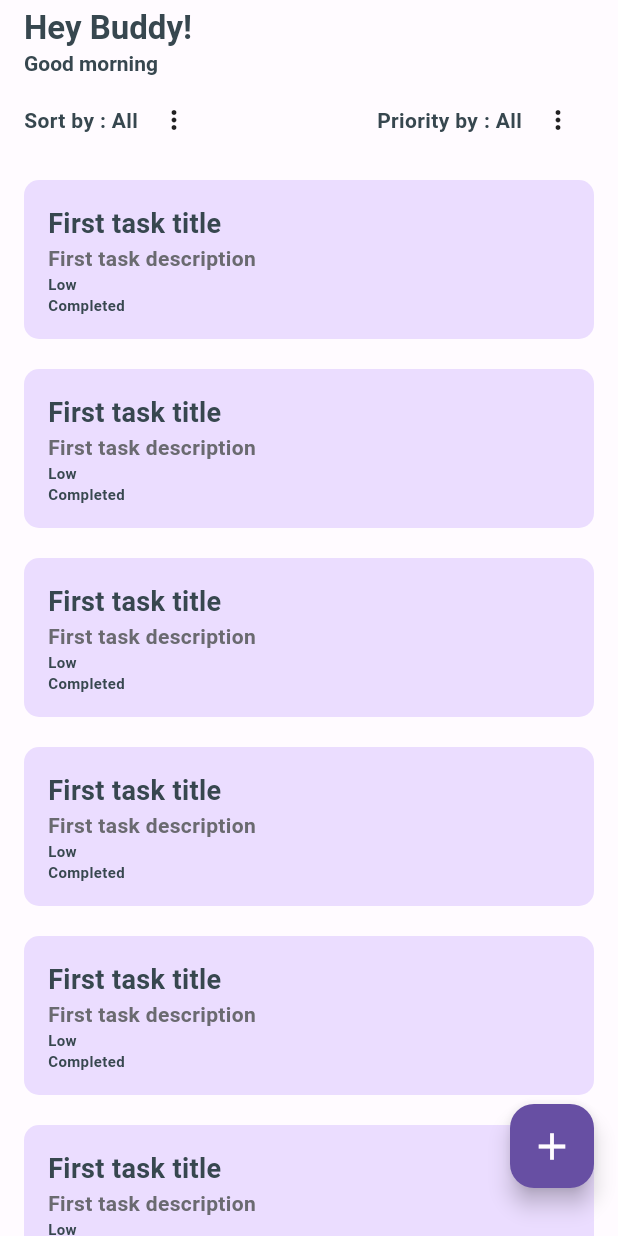
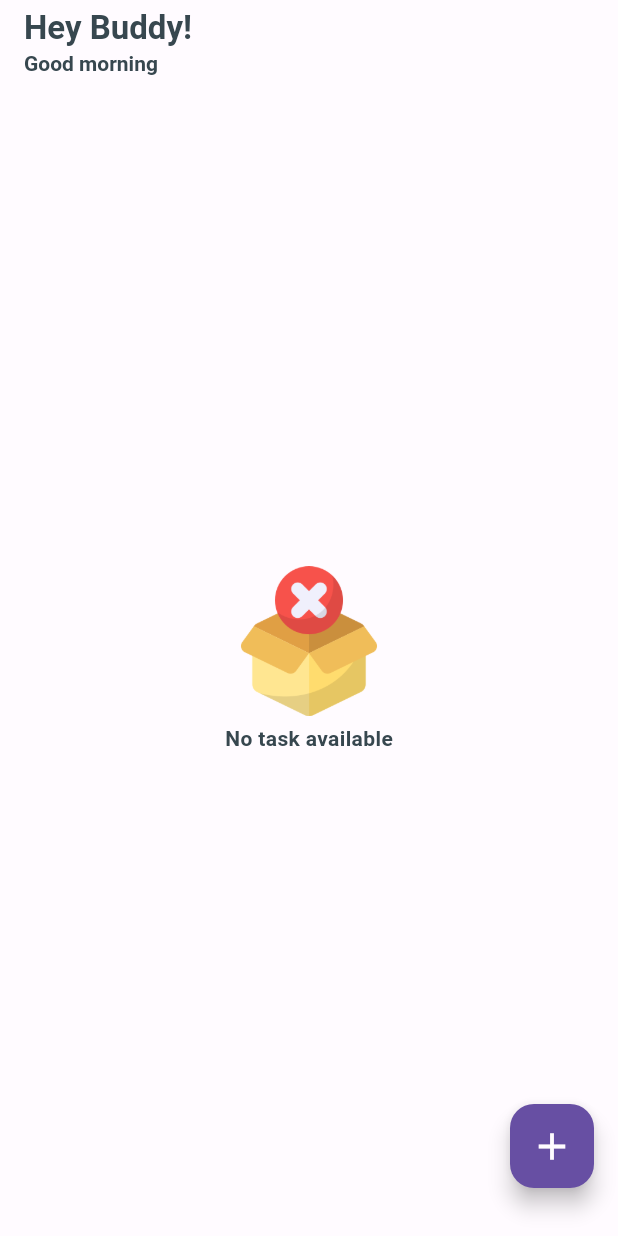
Before and after one commit to PratikAmonkar/doneit, a Flutter app: the screen it shows after launch, on a phone screen of 412 x 824 dp. Run offline on Flutter 3.47's test engine with Material 3 defaults, Android fonts, the phone set to English and light mode, and no system bars; our stand-ins replace flutter_riverpod, go_router, sqflite; accounts and stored records are empty.

Commit message:
database added to main screen

```diff
--- a/lib/core/configuration/database_config.dart
+++ b/lib/core/configuration/database_config.dart
@@ -85,9 +85,10 @@ class DatabaseConfig {
       CREATE TABLE IF NOT EXISTS todos (
         id TEXT PRIMARY KEY,
         task_id TEXT,
-        description TEXT,
         is_done INTEGER,
-        FOREIGN KEY(task_id) REFERENCES tasks(id) ON DELETE CASCADE
+        FOREIGN KEY(task_id) REFERENCES tasks(id) ON DELETE CASCADE,
+        created TEXT,
+        updated TEXT
       );
     """);
   }
--- a/lib/domain/task_bean.dart
+++ b/lib/domain/task_bean.dart
@@ -4,6 +4,7 @@ class TaskBean {
   final String priority;
   final String created;
   final String? updated;
+  final int? todosCount;
 
   TaskBean({
     required this.id,
@@ -11,6 +12,7 @@ class TaskBean {
     required this.priority,
     required this.created,
     this.updated,
+    this.todosCount,
   });
 
   TaskBean copyWith({
@@ -19,6 +21,7 @@ class TaskBean {
     String? priority,
     String? created,
     String? updated,
+    int? todosCount,
   }) {
     return TaskBean(
       id: id ?? this.id,
@@ -26,6 +29,7 @@ class TaskBean {
       priority: priority ?? this.priority,
       created: created ?? this.created,
       updated: updated ?? this.updated,
+      todosCount: todosCount ?? this.todosCount,
     );
   }
 
@@ -36,6 +40,7 @@ class TaskBean {
       priority: json['priority'] as String,
       created: json['created'] as String,
       updated: json['updated'] as String?,
+      todosCount: json['completedTodosCount'] ?? 0,
     );
   }
 
--- a/lib/presentation/screens/main_screen.dart
+++ b/lib/presentation/screens/main_screen.dart
@@ -1,4 +1,6 @@
 import 'package:DoneIt/core/provider/main_screen_provider.dart';
+import 'package:DoneIt/domain/task_bean.dart';
+import 'package:DoneIt/presentation/components/Spacer/spacer.dart';
 import 'package:DoneIt/presentation/components/Text/text.dart';
 import 'package:flutter/material.dart';
 import 'package:flutter/rendering.dart';
@@ -101,13 +103,57 @@ class _MainScreenState extends ConsumerState<MainScreen> {
           child: Stack(
             children: [
               if (mainProvider.respTaskList.isSuccess) ...[
-                Column(
+                MainScreenSuccessState(
+                  mainScreenProvider: mainProvider,
+                  scrollController: _scrollController,
+                  showAppBar: _showAppBar,
+                ),
+              ],
+              if (mainProvider.respTaskList.isLoading) ...[
+                Center(child: CircularProgressIndicator()),
+              ],
+
+              if (mainProvider.respTaskList.isError) ...[
+                textBold(title: "Error found"),
+              ],
+            ],
+          ),
+        ),
+      ),
+    );
+  }
+}
+
+class MainScreenSuccessState extends ConsumerStatefulWidget {
+  final MainScreenProvider mainScreenProvider;
+  final bool showAppBar;
+  final ScrollController scrollController;
+
+  const MainScreenSuccessState({
+    super.key,
+    required this.mainScreenProvider,
+    required this.showAppBar,
+    required this.scrollController,
+  });
+
+  @override
+  ConsumerState<MainScreenSuccessState> createState() =>
+      _MainScreenSuccessStateState();
+}
+
+class _MainScreenSuccessStateState
+    extends ConsumerState<MainScreenSuccessState> {
+  @override
+  Widget build(BuildContext context) {
+    final List<TaskBean> taskList =
+        widget.mainScreenProvider.respTaskList.data ?? List.empty();
+    return Column(
       children: [
         AnimatedContainer(
-                      height: _showAppBar ? 56.0 : 0.0,
+          height: widget.showAppBar ? 56.0 : 0.0,
           duration: Duration(milliseconds: 500),
           child: AnimatedOpacity(
-                        opacity: _showAppBar ? 1.0 : 0.0,
+            opacity: widget.showAppBar ? 1.0 : 0.0,
             duration: const Duration(milliseconds: 300),
             child: AppBar(
               backgroundColor: AppColors.lightBackground,
@@ -125,9 +171,26 @@ class _MainScreenState extends ConsumerState<MainScreen> {
         Expanded(
           child: Padding(
             padding: const EdgeInsets.symmetric(horizontal: 16.0),
-                        child: ListView(
-                          controller: _scrollController,
+            child:
+                taskList.isEmpty
+                    ? Column(
+                      crossAxisAlignment: CrossAxisAlignment.center,
+                      mainAxisAlignment: MainAxisAlignment.center,
                       children: [
+                        Image.asset(
+                          "assets/empty_data.png",
+                          width: 100.0,
+                          height: 100.0,
+                        ),
+                        verticalSpacer(),
+                        textBold(title: "No task available", fontSize: 14.0),
+                      ],
+                    )
+                    : SingleChildScrollView(
+                      controller: widget.scrollController,
+                      child: Column(
+                        children: [
+                          /*
                           Row(
                             mainAxisAlignment: MainAxisAlignment.spaceBetween,
                             children: [
@@ -183,12 +246,15 @@ class _MainScreenState extends ConsumerState<MainScreen> {
                               ),
                             ],
                           ),
-                            const SizedBox(height: 16),
+*/
+                          verticalSpacer(value: 10.0),
                           ListView.builder(
                             shrinkWrap: true,
                             physics: const NeverScrollableScrollPhysics(),
-                              itemCount: 10,
+                            itemCount: taskList.length,
                             itemBuilder: (BuildContext context, int index) {
+                              final TaskBean taskBean = taskList[index];
+
                               return GestureDetector(
                                 onTap: () {
                                   GoRouter.of(
@@ -207,18 +273,38 @@ class _MainScreenState extends ConsumerState<MainScreen> {
                                         CrossAxisAlignment.start,
                                     children: [
                                       textBold(
-                                          title: "First task title",
+                                        title: taskBean.title,
                                         fontSize: 18.0,
                                       ),
+                                      Row(
+                                        crossAxisAlignment:
+                                            CrossAxisAlignment.center,
+                                        mainAxisAlignment:
+                                            MainAxisAlignment.spaceBetween,
+                                        children: [
                                           textBold(
-                                          title: "First task description",
-                                          fontSize: 14.0,
-                                          fontColor: AppColors.lightGrey100,
+                                            title:
+                                                "Completed ${taskBean.todosCount} out of ${taskList.length}",
+                                            fontSize: 10.0,
                                           ),
-                                        textBold(title: "Low", fontSize: 10.0),
-                                        textBold(
-                                          title: "Completed",
+                                          Container(
+                                            padding: EdgeInsets.symmetric(
+                                              vertical: 5.0,
+                                              horizontal: 10.0,
+                                            ),
+                                            decoration: BoxDecoration(
+                                              color: AppColors.lightRed100,
+                                              borderRadius:
+                                                  BorderRadius.circular(10.0),
+                                            ),
+                                            child: textBold(
+                                              title: taskBean.priority,
                                               fontSize: 10.0,
+                                              fontColor:
+                                                  AppColors.lightBackground,
+                                            ),
+                                          ),
+                                        ],
                                       ),
                                     ],
                                   ),
@@ -230,20 +316,8 @@ class _MainScreenState extends ConsumerState<MainScreen> {
                       ),
                     ),
           ),
-                  ],
         ),
       ],
-              if (mainProvider.respTaskList.isLoading) ...[
-                CircularProgressIndicator(),
-              ],
-
-              if (mainProvider.respTaskList.isError) ...[
-                textBold(title: "Error found"),
-              ],
-            ],
-          ),
-        ),
-      ),
     );
   }
 }
```
Also changed, not shown: lib/core/Repository/database_repo_impl.dart (+10 -3 lines), lib/core/provider/main_screen_provider.dart (+13 -2 lines), assets/empty_data.png (added). Lines whose indentation alone changed are shown as unchanged.
